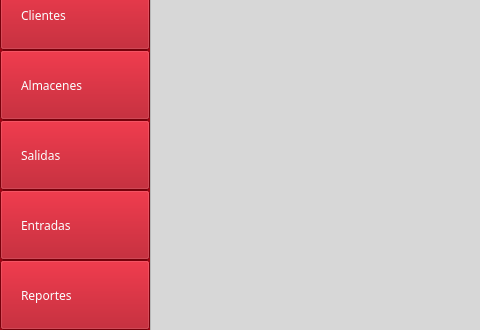
abdieloflores/PuntoVenta_Python, file UI/mainWindow.ui: the form before one commit; both pictures show x 0 to 480 and y 300 to 630 of the 900 by 630 pixel window.
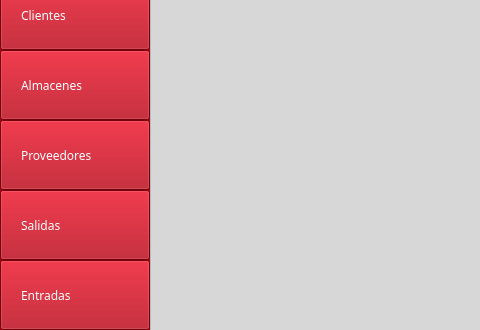
The form after the commit. Icons and pictures are not drawn.

Commit message: Se agregó modulo Proveedores

What changed in the file:
```diff
--- a/UI/mainWindow.ui
+++ b/UI/mainWindow.ui
@@ -116,36 +116,11 @@
     <property name="frameShadow">
      <enum>QFrame::Raised</enum>
     </property>
-    <widget class="QPushButton" name="bReportes">
-     <property name="geometry">
-      <rect>
-       <x>0</x>
-       <y>560</y>
-       <width>150</width>
-       <height>70</height>
-      </rect>
-     </property>
-     <property name="font">
-      <font>
-       <family>Avenir</family>
-      </font>
-     </property>
-     <property name="cursor">
-      <cursorShape>PointingHandCursor</cursorShape>
-     </property>
-     <property name="text">
-      <string>Reportes</string>
-     </property>
-     <property name="icon">
-      <iconset resource="../imagenes/imagenes.qrc">
-       <normaloff>:/Iconos/Reportes.png</normaloff>:/Iconos/Reportes.png</iconset>
-     </property>
-    </widget>
     <widget class="QPushButton" name="bEntradas">
      <property name="geometry">
       <rect>
        <x>0</x>
-       <y>490</y>
+       <y>560</y>
        <width>150</width>
        <height>70</height>
       </rect>
@@ -170,7 +145,7 @@
      <property name="geometry">
       <rect>
        <x>0</x>
-       <y>420</y>
+       <y>490</y>
        <width>150</width>
        <height>70</height>
       </rect>
@@ -344,6 +319,31 @@
       <set>Qt::AlignCenter</set>
      </property>
     </widget>
+    <widget class="QPushButton" name="bProveedores">
+     <property name="geometry">
+      <rect>
+       <x>0</x>
+       <y>420</y>
+       <width>150</width>
+       <height>70</height>
+      </rect>
+     </property>
+     <property name="font">
+      <font>
+       <family>Avenir</family>
+      </font>
+     </property>
+     <property name="cursor">
+      <cursorShape>PointingHandCursor</cursorShape>
+     </property>
+     <property name="text">
+      <string>Proveedores</string>
+     </property>
+     <property name="icon">
+      <iconset resource="../imagenes/imagenes.qrc">
+       <normaloff>:/Iconos/Clientes.png</normaloff>:/Iconos/Clientes.png</iconset>
+     </property>
+    </widget>
    </widget>
    <widget class="QFrame" name="header">
     <property name="geometry">
```
Left out of the diff: 6 changed lines with no effect on the pictures. The commit also changes 18 other files.
